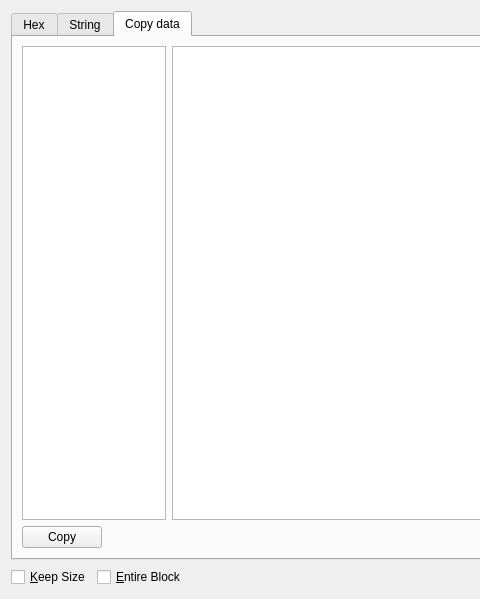
This is src/gui/Src/Gui/HexEditDialog.ui in x64dbg/x64dbg as Qt 5 draws it before an edit; both pictures show x 0 to 480 and y 0 to 599 of the 772 by 599 pixel window. The edited form follows.
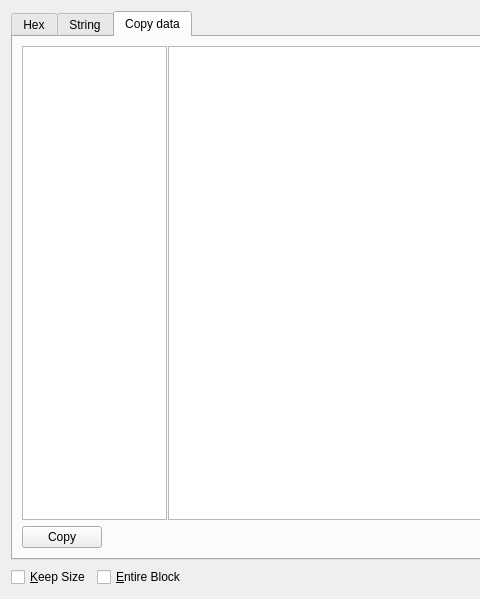
This is the edited form. The open tabs and pages were chosen to show the change. Icons and pictures are not drawn. Custom widgets are drawn as their Qt base class.

Diff of the .ui file:
```diff
--- a/src/gui/Src/Gui/HexEditDialog.ui
+++ b/src/gui/Src/Gui/HexEditDialog.ui
@@ -345,8 +345,22 @@
        <item>
         <layout class="QVBoxLayout" name="verticalLayout_2">
          <item>
-          <layout class="QHBoxLayout" name="horizontalLayout_4">
-           <item>
+          <widget class="QSplitter" name="splitter">
+           <property name="sizePolicy">
+            <sizepolicy hsizetype="Expanding" vsizetype="Expanding">
+             <horstretch>0</horstretch>
+             <verstretch>0</verstretch>
+            </sizepolicy>
+           </property>
+           <property name="orientation">
+            <enum>Qt::Horizontal</enum>
+           </property>
+           <property name="handleWidth">
+            <number>1</number>
+           </property>
+           <property name="childrenCollapsible">
+            <bool>false</bool>
+           </property>
             <widget class="QListWidget" name="listType">
              <property name="sizePolicy">
               <sizepolicy hsizetype="Expanding" vsizetype="Expanding">
@@ -355,8 +369,6 @@
               </sizepolicy>
              </property>
             </widget>
-           </item>
-           <item>
             <widget class="QPlainTextEdit" name="editCode">
              <property name="sizePolicy">
               <sizepolicy hsizetype="Expanding" vsizetype="Expanding">
@@ -365,8 +377,7 @@
               </sizepolicy>
              </property>
             </widget>
-           </item>
-          </layout>
+          </widget>
          </item>
          <item>
           <layout class="QHBoxLayout" name="horizontalLayout_5">
```
Lines whose indentation alone changed are shown as unchanged.
